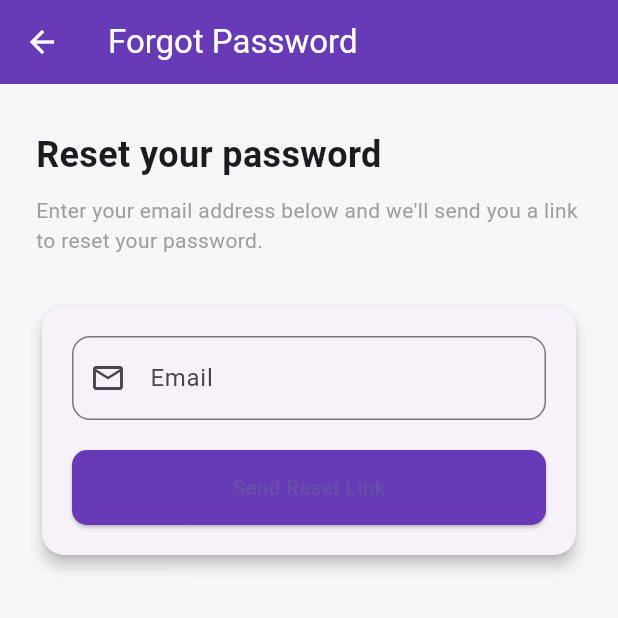
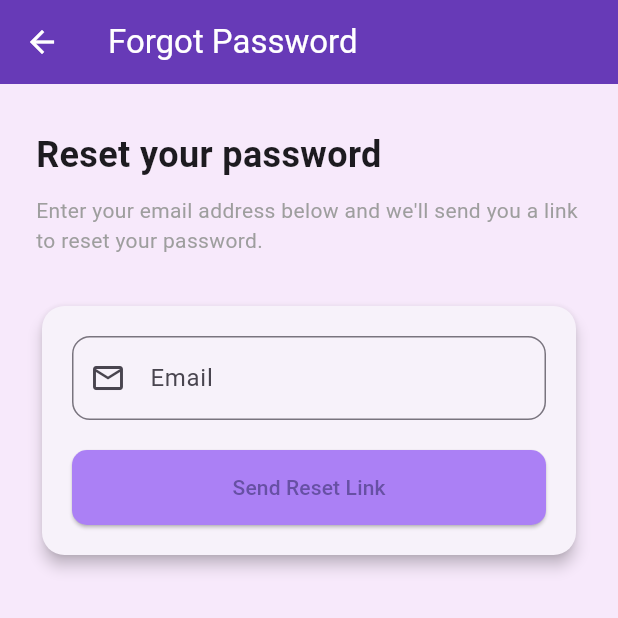
Before and after one commit to MaryamFatima454/Flutter_projects, a Flutter app: the ForgotPasswordPage screen opened by its route, on a phone screen of 412 x 824 dp, the top half of it. Run offline on Flutter 3.47's test engine with Material 3 defaults, Android fonts, the phone set to English and light mode, and no system bars.

Commit message:
Update forgot_password_page.dart

```diff
--- a/login_b/lib/pages/forgot_password_page.dart
+++ b/login_b/lib/pages/forgot_password_page.dart
@@ -6,7 +6,7 @@ class ForgotPasswordPage extends StatelessWidget {
   @override
   Widget build(BuildContext context) {
     return Scaffold(
-      backgroundColor: const Color(0xFFF7F7F7),
+      backgroundColor: const Color.fromARGB(255, 247, 233, 251),
       appBar: AppBar(
         title: const Text("Forgot Password"),
         backgroundColor: Colors.deepPurple,
@@ -50,7 +50,7 @@ class ForgotPasswordPage extends StatelessWidget {
                         shape: RoundedRectangleBorder(
                           borderRadius: BorderRadius.circular(10),
                         ),
-                        backgroundColor: Colors.deepPurple,
+                        backgroundColor: const Color.fromARGB(255, 171, 128, 245),
                       ),
                       onPressed: () {
                         ScaffoldMessenger.of(context).showSnackBar(
```
